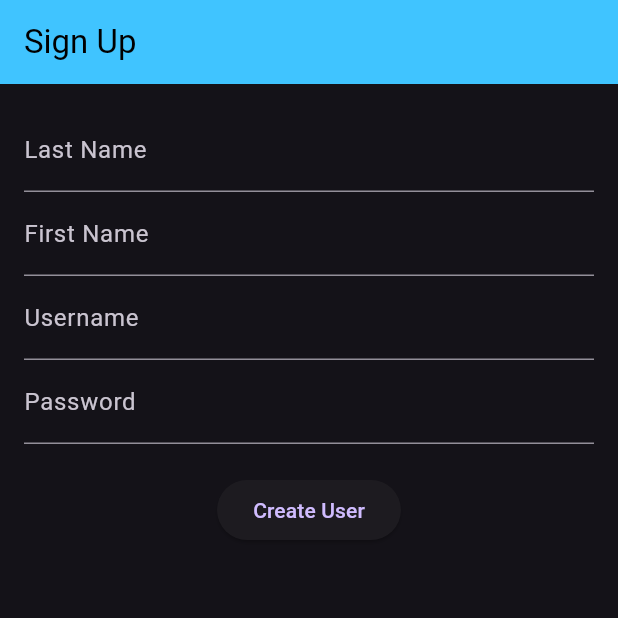
After one commit to armandoxd03/Flutter001, a Flutter app: the screen it shows after launch, after a tap on "Sign up", after a tap on "Create User", on a phone screen of 412 x 824 dp, the top half of it. The commit adds this screen. Run offline on Flutter 3.47's test engine with Material 3 defaults, Android fonts, the phone set to English and light mode, and no system bars; network calls fail.

Commit message:
Initial commit or update

```diff
--- a/lib/main.dart
+++ b/lib/main.dart
@@ -1,5 +1,6 @@
 import 'package:flutter/material.dart';
 import 'homepage_JRCD.dart';
+import 'signup_JRCD.dart';
 void main(){
   runApp(MaterialApp(
     theme: ThemeData(
@@ -78,7 +79,19 @@ class _LoginFormState extends State<LoginForm> {
             SizedBox(height: 20),
             ElevatedButton(onPressed: _handleLogin,
               child: Text('Login'),
-                )
+                ),
+            SizedBox(height: 20),
+            ElevatedButton(
+              onPressed: () => _navigateTosignUp(context),
+              child: Text('Sign up'),
+            ),
           ]);
     }
   }
+
+  void _navigateTosignUp(BuildContext context) {
+    Navigator.pushReplacement(
+      context,
+      MaterialPageRoute(builder: (context) => SignUpPage()),
+    );
+   }
--- /dev/null
+++ b/lib/signup_JRCD.dart
@@ -0,0 +1,85 @@
+import 'package:flutter/material.dart';
+import 'package:http/http.dart' as http;
+import 'dart:convert';
+
+class SignUpPage extends StatefulWidget {
+  @override
+  _SignUpPageState createState() => _SignUpPageState();
+}
+
+class _SignUpPageState extends State<SignUpPage> {
+  final _formKey = GlobalKey<FormState>();
+
+  final TextEditingController _lastNameController = TextEditingController();
+  final TextEditingController _firstNameController = TextEditingController();
+  final TextEditingController _usernameController = TextEditingController();
+  final TextEditingController _passwordController = TextEditingController();
+
+  Future<void> _createUser() async {
+    if (!_formKey.currentState!.validate()) return;
+
+    final url = Uri.parse('https://reqres.in/api/users');
+
+    final Map<String, dynamic> requestData = {
+      'last_name': _lastNameController.text,
+      'first_name': _firstNameController.text,
+      'username': _usernameController.text,
+      'password': _passwordController.text,
+    };
+
+    try {
+      final response = await http.post(
+        url,
+        headers: {'Content-Type': 'application/json'},
+        body: jsonEncode(requestData),
+      );
+      print('Response Status: ${response.statusCode}');
+      print('Response Body: ${response.body}');
+    } catch (e) {
+      print('Error: $e');
+    }
+  }
+
+  @override
+  Widget build(BuildContext context) {
+    return Scaffold(
+      appBar: AppBar(title: Text('Sign Up')),
+      body: Padding(
+        padding: const EdgeInsets.all(16.0),
+        child: Form(
+          key: _formKey,
+          child: Column(
+            children: [
+              TextField(
+                controller: _lastNameController,
+                decoration: InputDecoration(labelText: "Last Name"),
+              ),
+              TextField(
+                controller: _firstNameController,
+                decoration: InputDecoration(labelText: "First Name"),
+              ),
+              TextField(
+                controller: _usernameController,
+                decoration: InputDecoration(labelText: "Username"),
+              ),
+              TextField(
+                controller: _passwordController,
+                decoration: InputDecoration(labelText: "Password"),
+                obscureText: true,
+              ),
+              SizedBox(height: 20),
+              ElevatedButton(
+                onPressed: _createUser,
+                child: Text('Create User'),
+              ),
+            ],
+          ),
+        ),
+      ),
+    );
+  }
+}
+
+void main() {
+  runApp(MaterialApp(home: SignUpPage()));
+}
--- a/pubspec.yaml
+++ b/pubspec.yaml
@@ -30,6 +30,7 @@ environment:
 dependencies:
   flutter:
     sdk: flutter
+  http: ^0.13.6
 
   # The following adds the Cupertino Icons font to your application.
   # Use with the CupertinoIcons class for iOS style icons.
```
Also changed, not shown: pubspec.lock.
